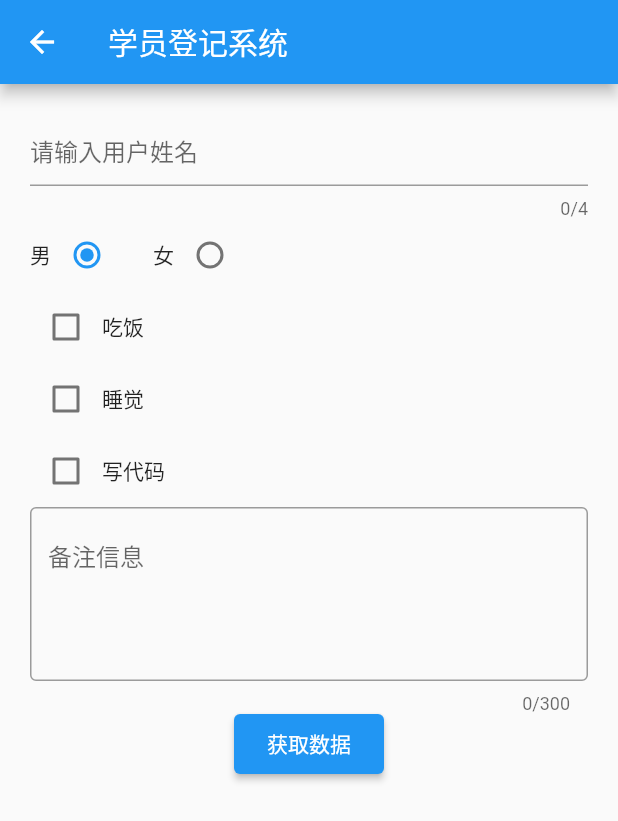
After one commit to gotha331/flutter_learn, a Flutter app: the FormDemoPage screen opened directly, on a phone screen of 412 x 824 dp. The commit adds this screen. Shown: the top 821 px of the screen. Run offline on Flutter 3.47's test engine with Material 2 defaults, Android fonts, the phone set to English and light mode, and no system bars.

Commit message:
feat:TextField、Radio、Checkbox、Switch

```diff
--- /dev/null
+++ b/lib/pages/FormDemo.dart
@@ -0,0 +1,133 @@
+import 'package:flutter/material.dart';
+
+class FormDemoPage extends StatefulWidget {
+  const FormDemoPage({Key? key}) : super(key: key);
+
+  @override
+  State<FormDemoPage> createState() => _FormDemoPageState();
+}
+
+class _FormDemoPageState extends State<FormDemoPage> {
+  String username = "";
+  String info = "";
+  int sex = 1;
+  List hobbyList = [
+    {
+      "checked": false,
+      "title": "吃饭",
+    },
+    {
+      "checked": false,
+      "title": "睡觉",
+    },
+    {
+      "checked": false,
+      "title": "写代码",
+    },
+  ];
+
+  List hobby = [];
+
+  List<Widget> _getHobby() {
+    List<Widget> tempList = [];
+    for (var i = 0; i < hobbyList.length; i++) {
+      tempList.addAll([
+        Row(
+          children: [
+            Checkbox(
+              value: hobbyList[i]["checked"],
+              // materialTapTargetSize:MaterialTapTargetSize.shrinkWrap,
+              onChanged: (value) {
+                setState(() {
+                  hobbyList[i]["checked"] = value;
+                  if (value!) {
+                    hobby.add(hobbyList[i]["title"]);
+                  } else {
+                    hobby.removeWhere((e) => e == hobbyList[i]["title"]);
+                  }
+                });
+              },
+            ),
+            Text(hobbyList[i]["title"]),
+          ],
+        )
+      ]);
+    }
+
+    return tempList;
+  }
+
+  void _setSex(value) {
+    setState(() {
+      sex = value as int;
+    });
+  }
+
+  @override
+  Widget build(BuildContext context) {
+    return Scaffold(
+      appBar: AppBar(
+        title: Text("学员登记系统"),
+      ),
+      body: Padding(
+        padding: EdgeInsets.all(20),
+        child: Column(
+          children: [
+            TextField(
+              maxLength: 4,
+              decoration: InputDecoration(
+                hintText: "请输入用户姓名",
+              ),
+              onChanged: (value) {
+                username = value;
+              },
+            ),
+            Row(
+              children: [
+                Text("男"),
+                Radio(
+                  value: 1,
+                  groupValue: sex,
+                  onChanged: _setSex,
+                ),
+                SizedBox(width: 20),
+                Text("女"),
+                Radio(
+                  value: 2,
+                  groupValue: sex,
+                  onChanged: _setSex,
+                )
+              ],
+            ),
+            Column(
+              children: _getHobby(),
+            ),
+            TextField(
+              maxLength: 300,
+              maxLines: 4,
+              decoration: InputDecoration(
+                hintText: "备注信息",
+                border: OutlineInputBorder(),
+              ),
+              onChanged: (value) {
+                info = value;
+              },
+            ),
+            Container(
+              width: 100.0,
+              height: 40,
+              child: ElevatedButton(
+                child: Text("获取数据"),
+                onPressed: () {
+                  print(username);
+                  print(sex);
+                  print(hobby);
+                },
+              ),
+            ),
+          ],
+        ),
+      ),
+    );
+  }
+}
--- a/lib/routes/Routes.dart
+++ b/lib/routes/Routes.dart
@@ -9,6 +9,8 @@ import "../pages/user/User.dart";
 import "../pages/AppBarDemo.dart";
 import "../pages/TabBarController.dart";
 import "../pages/Button.dart";
+import "../pages/FormTest.dart";
+import "../pages/FormDemo.dart";
 
 final routes = {
   '/cart': (context) => CartPage(),
@@ -22,4 +24,6 @@ final routes = {
   '/appBarDemo': (context) => AppBarDemoPage(),
   '/tabBarController': (context) => TabBarControllerPage(),
   '/buttonDemo': (context) => ButtonDemoPage(),
+  '/formTest': (context) => FormTestPage(),
+  '/formDemo': (context) => FormDemoPage(),
 };
```
Also changed, not shown: lib/pages/FormTest.dart (added, +241 -0 lines), lib/pages/tabs/Home.dart (+13 -0 lines).
